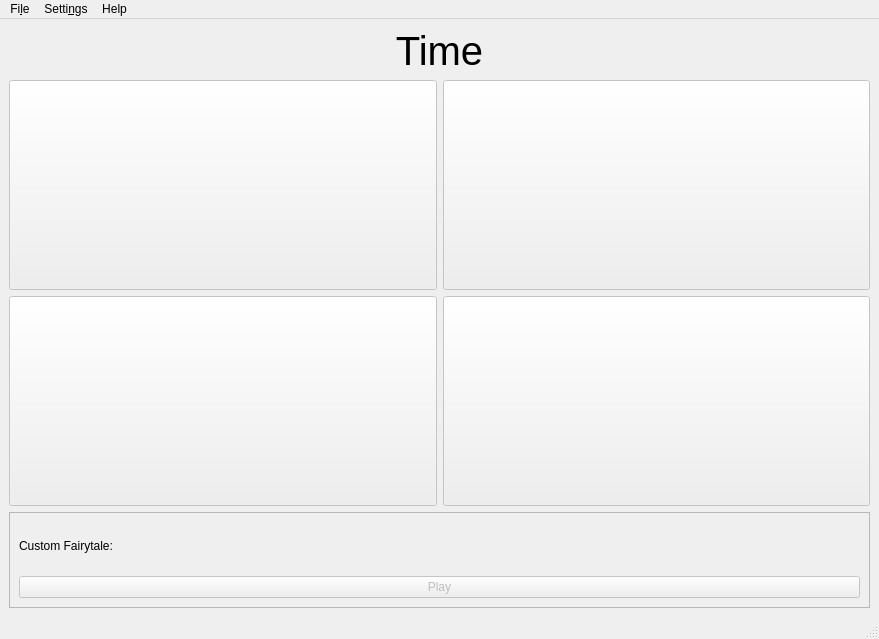
First picture: the form in mainwindow.ui, repository tdauth/gustavsfairyland, before the edit.
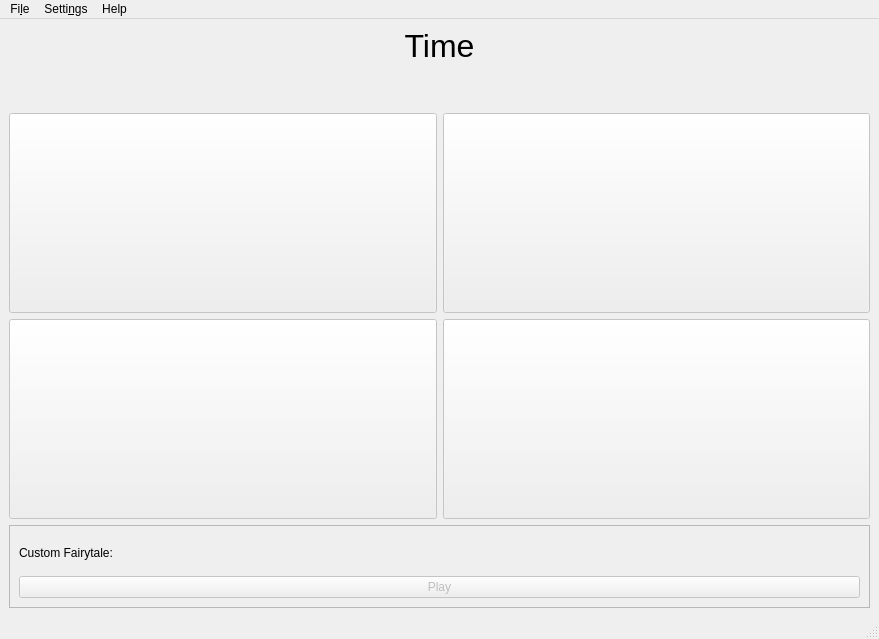
Second picture: the form after the edit.

Commit message: Show the description below the time

The edit to the form file:
```diff
--- a/mainwindow.ui
+++ b/mainwindow.ui
@@ -23,7 +23,7 @@
          <widget class="QLabel" name="timeLabel">
           <property name="font">
            <font>
-            <pointsize>30</pointsize>
+            <pointsize>24</pointsize>
            </font>
           </property>
           <property name="text">
@@ -36,6 +36,21 @@
         </item>
        </layout>
       </item>
+      <item>
+       <widget class="QLabel" name="descriptionLabel">
+        <property name="font">
+         <font>
+          <pointsize>24</pointsize>
+         </font>
+        </property>
+        <property name="text">
+         <string/>
+        </property>
+        <property name="alignment">
+         <set>Qt::AlignCenter</set>
+        </property>
+       </widget>
+      </item>
       <item>
        <layout class="QGridLayout" name="gridLayout_3">
         <item row="1" column="0">
@@ -186,7 +201,7 @@
          <x>0</x>
          <y>0</y>
          <width>859</width>
-         <height>93</height>
+         <height>73</height>
         </rect>
        </property>
        <property name="sizePolicy">
```
Left out of the diff: 2 changed lines with no effect on the pictures. The commit also changes 2 other files.
